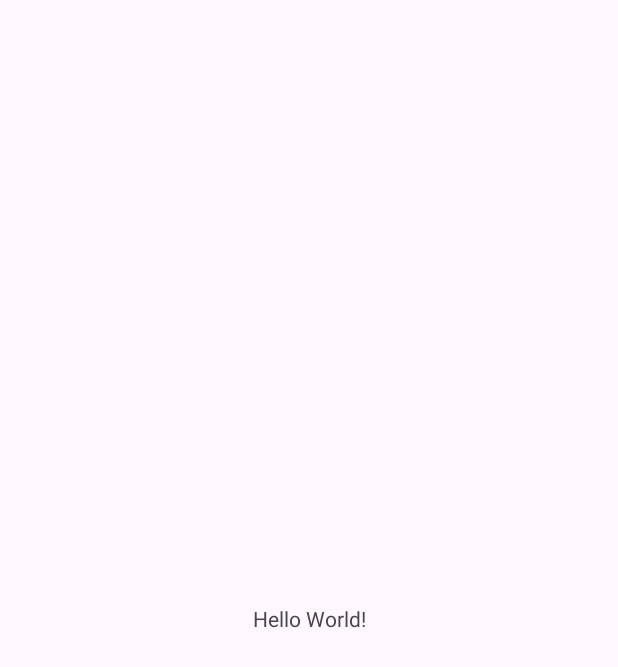
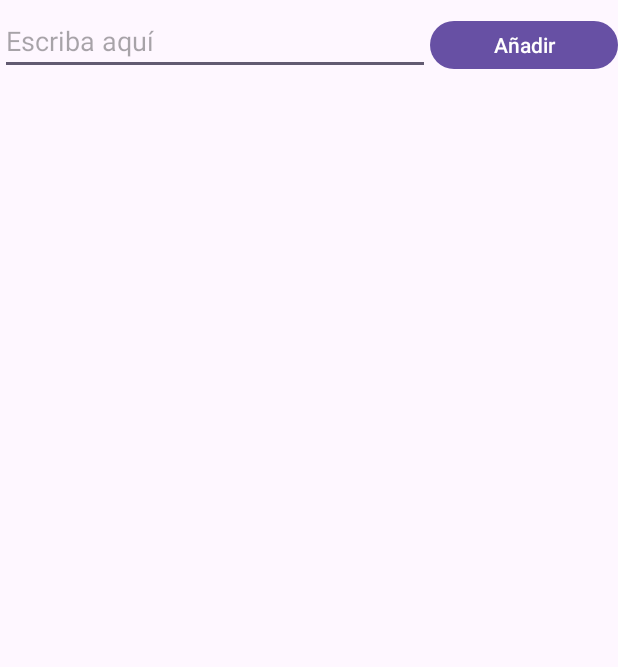
Before and after one commit to ruliworst/fem-text_editor, an Android app: the screen it shows after launch (MainActivity), on a phone screen of 412 x 824 dp. Before the commit the part shown is almost empty. Shown: the top 667 px of the screen. Run offline under Robolectric (Android 15) with nearby library versions, the phone set to English and light mode, and no system bars.

Commit message:
Implemented functionality.

```diff
--- a/app/src/main/java/es/upm/miw/texteditor/MainActivity.java
+++ b/app/src/main/java/es/upm/miw/texteditor/MainActivity.java
@@ -1,13 +1,87 @@
 package es.upm.miw.texteditor;
 
 import androidx.appcompat.app.AppCompatActivity;
+
+import android.content.Context;
 import android.os.Bundle;
+import android.util.Log;
+import android.view.View;
+import android.widget.EditText;
+import android.widget.TextView;
+
+import com.google.android.material.snackbar.Snackbar;
+
+import java.io.BufferedReader;
+import java.io.FileOutputStream;
+import java.io.IOException;
+import java.io.InputStreamReader;
 
 public class MainActivity extends AppCompatActivity {
+
+    EditText editText;
+    TextView tvFileContent;
 
     @Override
     protected void onCreate(Bundle savedInstanceState) {
         super.onCreate(savedInstanceState);
         setContentView(R.layout.activity_main);
+
+        this.editText = findViewById(R.id.etInputText);
+        this.tvFileContent = findViewById(R.id.tvFileContent);
+    }
+
+    @Override
+    protected void onResume() {
+        super.onResume();
+        showContent();
+    }
+
+    public String getFileName() {
+        return getResources().getString(R.string.default_filename);
+    }
+
+    public void addContentToFile(View view) {
+        try {
+            FileOutputStream fos = openFileOutput(this.getFileName(), Context.MODE_APPEND);
+            byte[] contentToAdd = editText.getText().toString().getBytes();
+            if (contentToAdd != null && contentToAdd.length > 0) {
+                fos.write(contentToAdd);
+                fos.write('\n');
+                this.showContent();
+            }
+            fos.close();
+        } catch (Exception exception) {
+            Log.e("MiW", "FILE I/O ERROR" + exception.getMessage());
+            exception.printStackTrace();
+        }
+        editText.setText(null);
+    }
+
+    public void showContent() {
+        TextView tvFileContent = findViewById(R.id.tvFileContent);
+        tvFileContent.setText("");
+        Boolean hayContenido = false;
+        try {
+            BufferedReader br = new BufferedReader(
+                    new InputStreamReader(openFileInput(this.getFileName())));
+            String text = br.readLine();
+            while (text != null) {
+                hayContenido = true;
+                tvFileContent.append(text + '\n');
+                text = br.readLine();
+            }
+            br.close();
+            Log.i("MiW", "Show content.");
+        } catch (Exception exception) {
+            Log.e("MiW", "FILE I/O ERROR" + exception.getMessage());
+            exception.printStackTrace();
+        }
+        if (!hayContenido) {
+            Snackbar.make(
+                    findViewById(android.R.id.content),
+                    "El fichero está vacio",
+                    Snackbar.LENGTH_SHORT
+            );
+        }
     }
 }
--- a/app/src/main/res/layout/activity_main.xml
+++ b/app/src/main/res/layout/activity_main.xml
@@ -1,18 +1,47 @@
 <?xml version="1.0" encoding="utf-8"?>
-<androidx.constraintlayout.widget.ConstraintLayout
-    xmlns:android="http://schemas.android.com/apk/res/android"
+<androidx.constraintlayout.widget.ConstraintLayout xmlns:android="http://schemas.android.com/apk/res/android"
+    xmlns:app="http://schemas.android.com/apk/res-auto"
     xmlns:tools="http://schemas.android.com/tools"
-    xmlns:app="http://schemas.android.com/apk/res-auto"
     android:layout_width="match_parent"
-    android:layout_height="match_parent"
+    android:layout_height="wrap_content"
     tools:context=".MainActivity">
-    <TextView
-      android:layout_width="wrap_content"
-      android:layout_height="wrap_content"
-      android:text="Hello World!"
-      app:layout_constraintBottom_toBottomOf="parent"
-      app:layout_constraintStart_toStartOf="parent"
-      app:layout_constraintEnd_toEndOf="parent"
-      app:layout_constraintTop_toTopOf="parent" />
 
-  </androidx.constraintlayout.widget.ConstraintLayout>
+    <LinearLayout
+        android:id="@+id/inputTextLayout"
+        android:layout_width="match_parent"
+        android:layout_height="50dp"
+        android:orientation="horizontal"
+        android:paddingTop="10dp"
+        app:layout_constraintTop_toTopOf="parent">
+
+        <EditText
+            android:id="@+id/etInputText"
+            android:layout_width="wrap_content"
+            android:layout_height="match_parent"
+            android:layout_weight="5"
+            android:hint="Escriba aquí"
+            android:inputType="text"
+            android:textColorHint="#57000000" />
+
+        <Button
+            android:id="@+id/addButton"
+            android:layout_width="wrap_content"
+            android:layout_height="match_parent"
+            android:layout_weight="1"
+            android:onClick="addContentToFile"
+            android:text="Añadir" />
+
+    </LinearLayout>
+
+    <ScrollView
+        android:layout_width="match_parent"
+        android:layout_height="match_parent"
+        app:layout_constraintTop_toBottomOf="@id/inputTextLayout">
+
+        <TextView
+            android:id="@+id/tvFileContent"
+            android:layout_width="match_parent"
+            android:layout_height="wrap_content" />
+    </ScrollView>
+
+</androidx.constraintlayout.widget.ConstraintLayout>
--- a/app/src/main/res/values/strings.xml
+++ b/app/src/main/res/values/strings.xml
@@ -1,3 +1,4 @@
 <resources>
     <string name="app_name">TextEditor</string>
+    <string name="default_filename">contentFile.txt</string>
 </resources>
```
